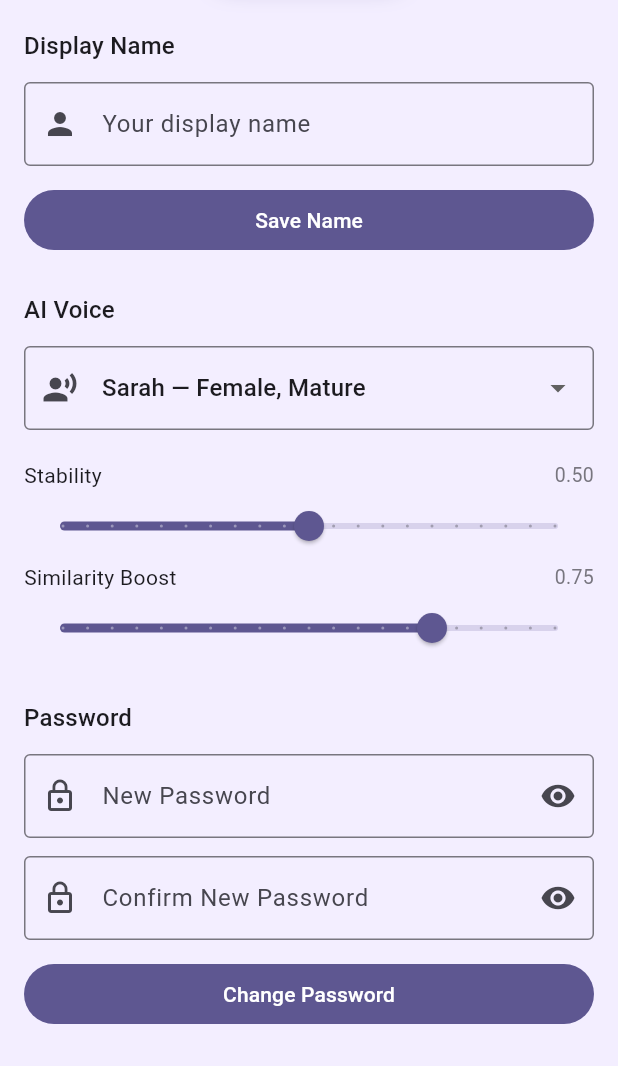
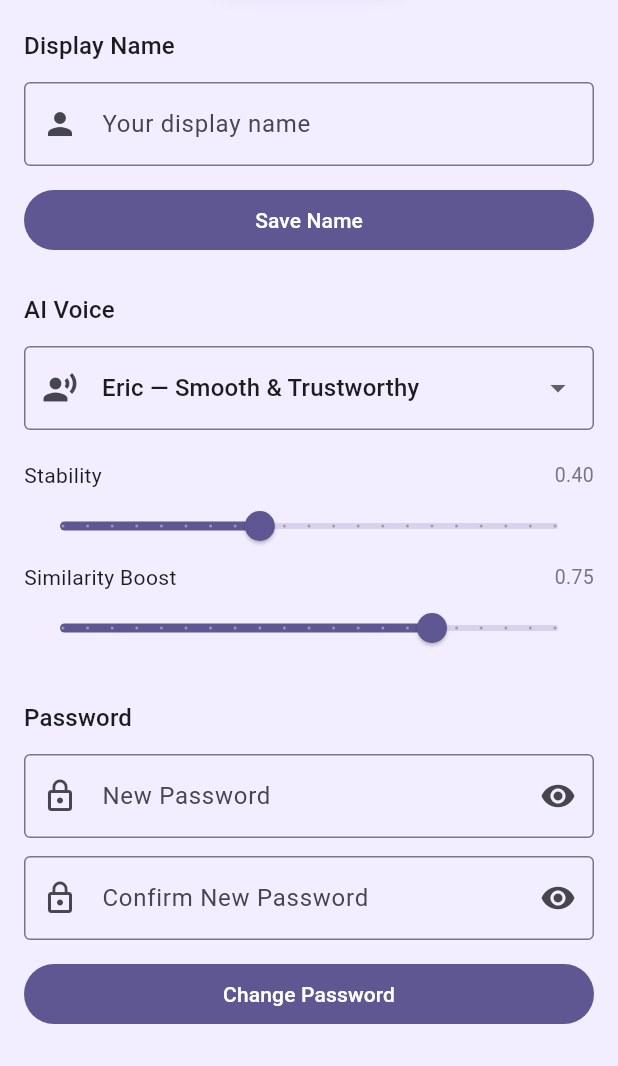
Before and after one commit to Turetsky/Stockai, a Flutter app: the SettingsScreen screen opened directly, tab 2 chosen, on a phone screen of 412 x 824 dp, the part 170-1236 px from its top. Run offline on Flutter 3.47's test engine with Material 3 defaults, Android fonts, the phone set to English and light mode, and no system bars; our stand-ins replace audioplayers, file_picker, flutter_colorpicker, share_plus, speech_to_text, supabase_flutter; missing offline and left inert: excel; accounts and stored records are empty; network calls fail.

Commit message:
App: better/faster TTS voice (#34) + curated picker + #26 custom-derive
- TTS defaults: voice Sarah→Eric (cjVigY5qzO86Huf0OWal, premade/200-verified;
  fixes "too generic"), speed 1.1 (fixes "too slow"), stability 0.4 (more
  expressive). User's saved tts_voice_id/tts_stability still override.
- profile_tab picker: ai's curated premade shortlist (Eric/Jessica/George/
  Brian/Charlie/Callum + River).
- app_style: companion-stop derive formula aligned with web's custom "link
  end to start" so app/web custom colors write the same two keys.

analyze clean, tests pass.

Co-Authored-By: Claude Opus 4.8 (1M context) <noreply@anthropic.com>

```diff
--- a/stockai/lib/screens/chat_screen.dart
+++ b/stockai/lib/screens/chat_screen.dart
@@ -49,8 +49,10 @@ class _ChatScreenState extends State<ChatScreen> {
   // Default to a free-tier *premade* voice (Sarah). The old default (Rachel,
   // 21m00…) is a library voice → 402 on free plans. A user's saved tts_voice_id
   // still overrides this on load.
-  String _ttsVoiceId = 'EXAVITQu4vr4xnSDxMaL'; // ElevenLabs Sarah (premade, free)
-  double _ttsStability = 0.5;
+  // Eric — smooth, trustworthy premade voice (free-tier safe). Replaces Sarah
+  // per QA "voice too generic". A user's saved tts_voice_id still overrides.
+  String _ttsVoiceId = 'cjVigY5qzO86Huf0OWal';
+  double _ttsStability = 0.4; // lower → more expressive/characterful
   double _ttsSimilarityBoost = 0.75;
   bool _ttsWarned = false; // show a TTS-failure notice at most once per session
 
--- a/stockai/lib/screens/settings/profile_tab.dart
+++ b/stockai/lib/screens/settings/profile_tab.dart
@@ -119,24 +119,21 @@ class _VoiceSection extends StatefulWidget {
 }
 
 class _VoiceSectionState extends State<_VoiceSection> {
+  // Curated shortlist (ai, API-verified premade + free-tier safe). Eric is the
+  // default per QA "voice too generic".
   static const _voices = [
-    {'id': 'EXAVITQu4vr4xnSDxMaL', 'name': 'Sarah — Female, Mature'},
-    {'id': 'FGY2WhTYpPnrIDTdsKH5', 'name': 'Laura — Female, Quirky'},
-    {'id': 'Xb7hH8MSUJpSbSDYk0k2', 'name': 'Alice — Female, Clear'},
-    {'id': 'XrExE9yKIg1WjnnlVkGX', 'name': 'Matilda — Female, Professional'},
-    {'id': 'cgSgspJ2msm6clMCkdW9', 'name': 'Jessica — Female, Playful'},
-    {'id': 'pFZP5JQG7iQjIQuC4Bku', 'name': 'Lily — Female, Velvety'},
-    {'id': 'nPczCjzI2devNBz1zQrb', 'name': 'Brian — Male, Deep'},
-    {'id': 'CwhRBWXzGAHq8TQ4Fs17', 'name': 'Roger — Male, Laid-Back'},
-    {'id': 'IKne3meq5aSn9XLyUdCD', 'name': 'Charlie — Male, Confident'},
-    {'id': 'TX3LPaxmHKxFdv7VOQHJ', 'name': 'Liam — Male, Energetic'},
-    {'id': 'onwK4e9ZLuTAKqWW03F9', 'name': 'Daniel — Male, Broadcaster'},
-    {'id': 'pNInz6obpgDQGcFmaJgB', 'name': 'Adam — Male, Firm'},
+    {'id': 'cjVigY5qzO86Huf0OWal', 'name': 'Eric — Smooth & Trustworthy'},
+    {'id': 'cgSgspJ2msm6clMCkdW9', 'name': 'Jessica — Playful & Bright'},
+    {'id': 'JBFqnCBsd6RMkjVDRZzb', 'name': 'George — British Storyteller'},
+    {'id': 'nPczCjzI2devNBz1zQrb', 'name': 'Brian — Deep & Resonant'},
+    {'id': 'IKne3meq5aSn9XLyUdCD', 'name': 'Charlie — Confident & Energetic'},
+    {'id': 'N2lVS1w4EtoT3dr4eOWO', 'name': 'Callum — Husky & Mischievous'},
+    {'id': 'SAz9YHcvj6GT2YYXdXww', 'name': 'River — Relaxed & Neutral'},
   ];
 
   final _supabaseService = SupabaseService();
-  String _selectedVoiceId = 'EXAVITQu4vr4xnSDxMaL'; // Sarah — free tier
-  double _stability = 0.5;
+  String _selectedVoiceId = 'cjVigY5qzO86Huf0OWal'; // Eric — premade, free tier
+  double _stability = 0.4;
   double _similarityBoost = 0.75;
   bool _loading = true;
   bool _saving = false;
@@ -152,7 +149,12 @@ class _VoiceSectionState extends State<_VoiceSection> {
     if (!mounted) return;
     setState(() {
       final v = settings['tts_voice_id'];
-      if (v != null && v.isNotEmpty) _selectedVoiceId = v;
+      // Only honor a saved voice if it's still in the curated shortlist —
+      // otherwise the Dropdown would assert (no matching item). A previously
+      // saved voice that was dropped (e.g. Sarah) falls back to the default.
+      if (v != null && v.isNotEmpty && _voices.any((e) => e['id'] == v)) {
+        _selectedVoiceId = v;
+      }
       final stab = double.tryParse(settings['tts_stability'] ?? '');
       if (stab != null) _stability = stab.clamp(0.0, 1.0);
       final sim = double.tryParse(settings['tts_similarity_boost'] ?? '');
```
Also changed, not shown: stockai/lib/services/api_service.dart (+6 -2 lines), stockai/lib/theme/app_style.dart (+14 -11 lines).
